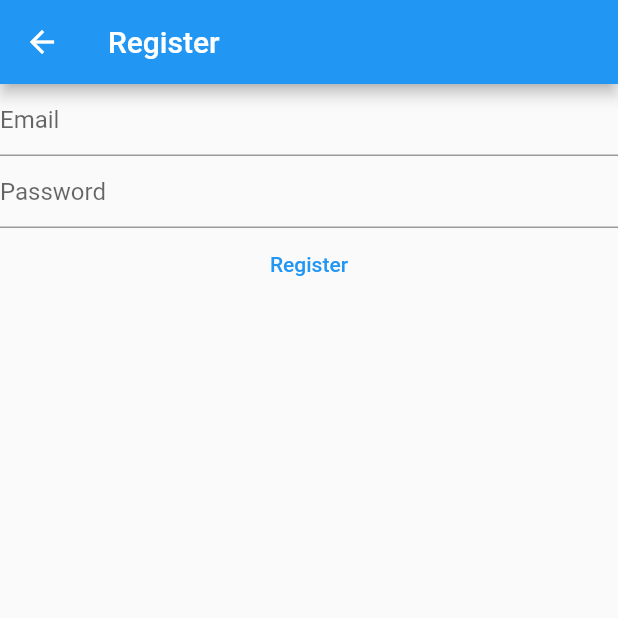
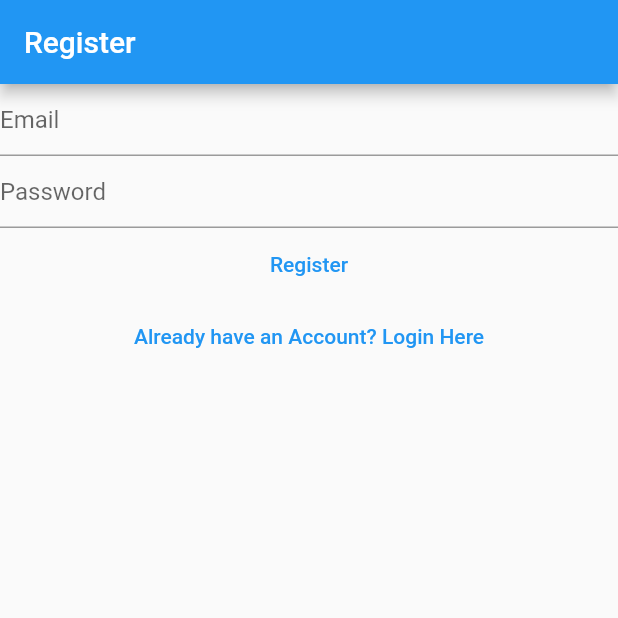
Before and after one commit to mani1911/Notes-App, a Flutter app: the RegisterView screen opened directly, on a phone screen of 412 x 824 dp, the top half of it. Run offline on Flutter 3.47's test engine with Material 2 defaults, Android fonts, the phone set to English and light mode, and no system bars; our stand-ins replace firebase_auth, firebase_core; accounts and stored records are empty.

Commit message:
Added Login and Register Screens

```diff
--- a/lib/views/register_view.dart
+++ b/lib/views/register_view.dart
@@ -31,14 +31,7 @@ class _RegisterViewState extends State<RegisterView> {
   Widget build(BuildContext context) {
     return Scaffold(
       appBar: AppBar(title: const Text('Register')),
-      body: FutureBuilder(
-        future: Firebase.initializeApp(
-          options: DefaultFirebaseOptions.currentPlatform,
-        ),
-        builder: (context, snapshot) {
-          switch (snapshot.connectionState) {
-            case ConnectionState.done:
-              return Column(
+      body: Column(
         children: [
           TextField(
             controller: _email,
@@ -74,12 +67,13 @@ class _RegisterViewState extends State<RegisterView> {
                 }
               },
               child: const Text('Register')),
+          TextButton(
+              onPressed: () {
+                Navigator.of(context)
+                    .pushNamedAndRemoveUntil('/login', (route) => false);
+              },
+              child: const Text('Already have an Account? Login Here'))
         ],
-              );
-            default:
-              return const Text('Loading...');
-          }
-        },
       ),
     );
   }
```
Also changed, not shown: lib/main.dart (+9 -19 lines), lib/views/login_view.dart (+9 -17 lines), lib/views/verify_email_view.dart (added, +31 -0 lines). Lines whose indentation alone changed are shown as unchanged.
